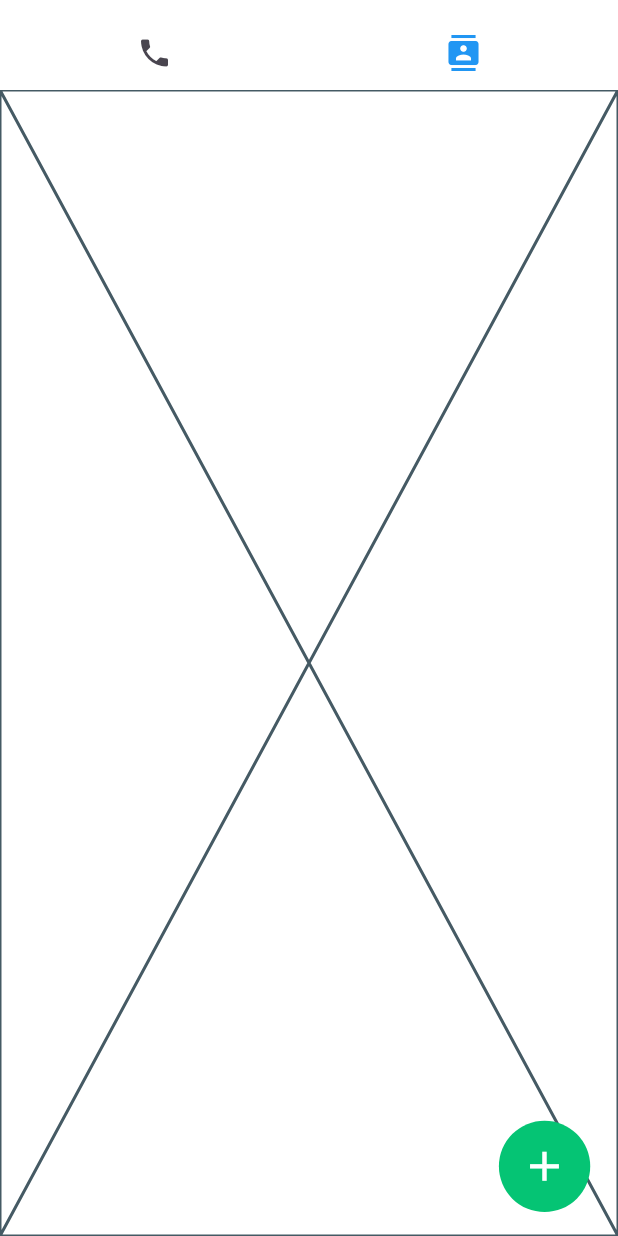
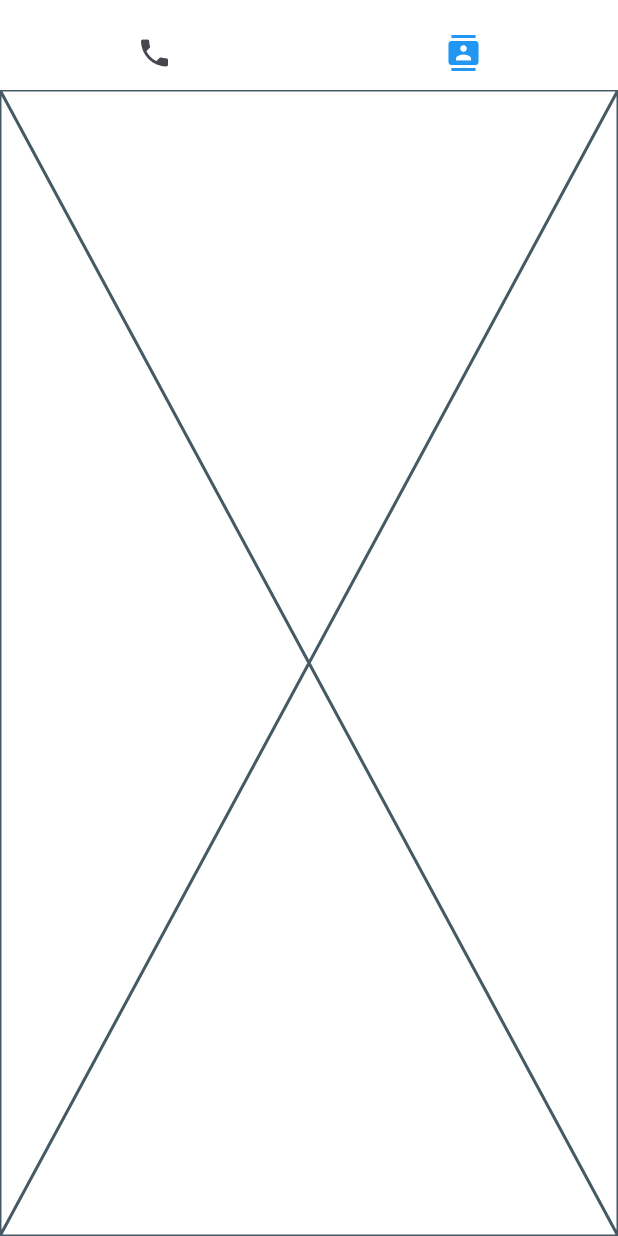
Before and after one commit to ibragimov05/contacts_and_dialer, a Flutter app: the screen it shows after launch, tab 2 chosen, on a phone screen of 412 x 824 dp. Run offline on Flutter 3.47's test engine with Material 3 defaults, Android fonts, the phone set to English and light mode, and no system bars; drawn by our look-alikes of zoom_tap_animation; our stand-ins replace flutter_screenutil, sqflite; accounts and stored records are empty.

Commit message:
initial commit

```diff
--- /dev/null
+++ b/lib/provider/contact_provider.dart
@@ -0,0 +1,3 @@
+class ContactProvider{
+
+}
--- a/lib/views/screens/main_screen/main_screen.dart
+++ b/lib/views/screens/main_screen/main_screen.dart
@@ -56,21 +56,21 @@ class _MainScreenState extends State<MainScreen>
         ),
       ),
       body: TabBarView(controller: _tabController, children: _pages),
-      floatingActionButton: ZoomTapAnimation(
-        child: Container(
-          width: 60.w,
-          height: 60.h,
-          decoration: BoxDecoration(
-            color: Color(0xFF05C474),
-            shape: BoxShape.circle,
-          ),
-          child: Icon(
-            Icons.add,
-            size: 30.sp,
-            color: Colors.white,
-          ),
-        ),
-      ),
+      // floatingActionButton: ZoomTapAnimation(
+      //   child: Container(
+      //     width: 60.w,
+      //     height: 60.h,
+      //     decoration: BoxDecoration(
+      //       color: Color(0xFF05C474),
+      //       shape: BoxShape.circle,
+      //     ),
+      //     child: Icon(
+      //       Icons.add,
+      //       size: 30.sp,
+      //       color: Colors.white,
+      //     ),
+      //   ),
+      // ),
     );
   }
 }
```
Also changed, not shown: lib/models/contact.dart (added, +19 -0 lines), lib/services/database/contact_database.dart (+65 -1 lines), lib/views/screens/contacts_screen/contacts_screen.dart (+28 -10 lines).
